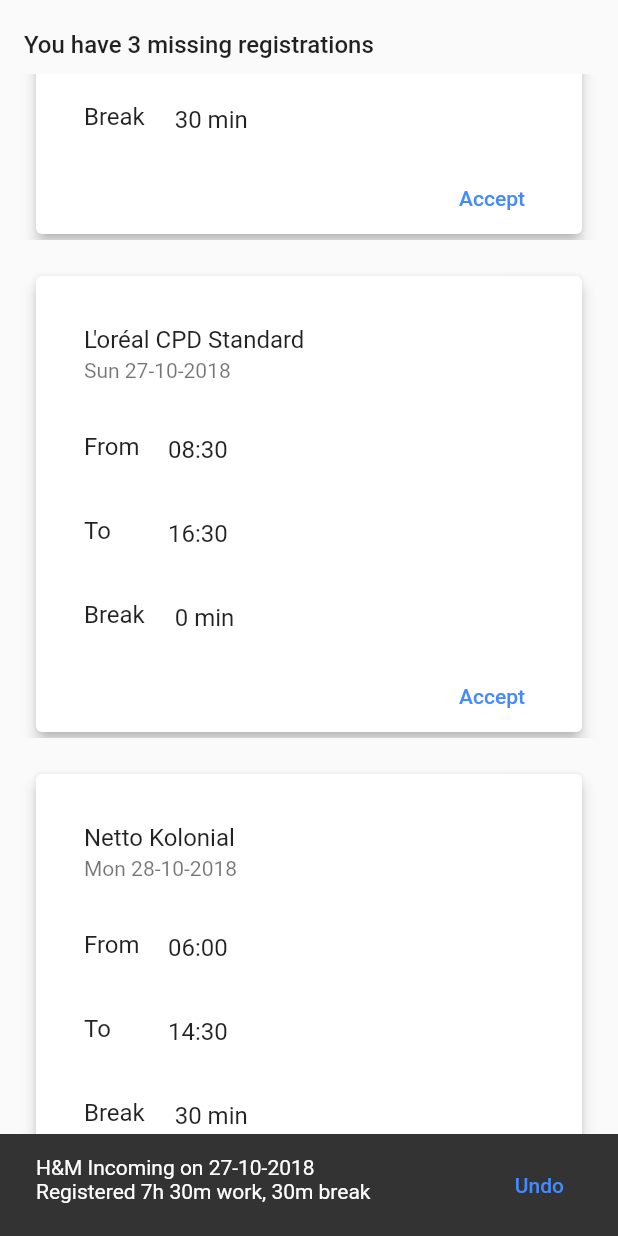
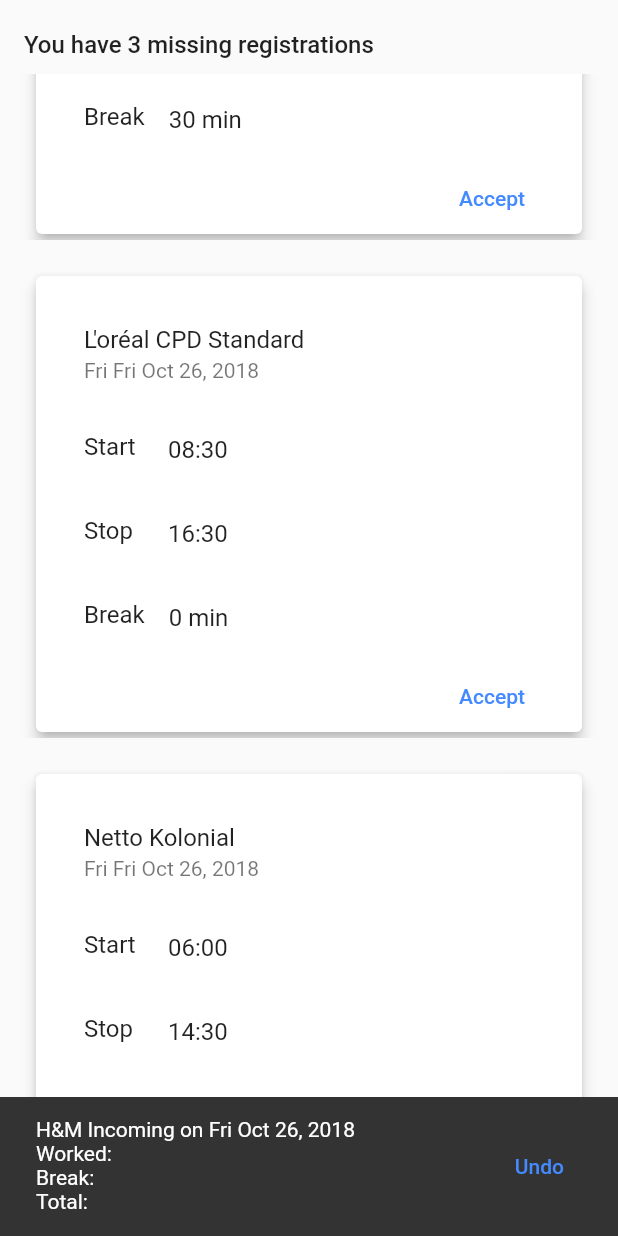
Before and after one commit to effortless-mgmt/ems_app, a Flutter app: the AddScreen screen opened directly, scrolled down 553 dp, after a tap on "Break", after a tap on "Accept", on a phone screen of 412 x 824 dp. Run offline on Flutter 3.47's test engine with Material 2 defaults, Android fonts, the phone set to English and light mode, and no system bars; our stand-ins replace tuple; missing offline and left inert: duration, flutter_duration_picker; accounts and stored records are empty.

Commit message:
WorkPeriod logic done properly. Added duration format library to help with user messages.

```diff
--- /dev/null
+++ b/lib/src/models/workperiod.dart
@@ -0,0 +1,19 @@
+import 'package:duration/duration.dart';
+
+class WorkPeriod {
+  DateTime _start, _stop;
+  Duration _pause;
+  WorkPeriod(this._start, this._stop, this._pause);
+
+  DateTime get start => _start;
+  DateTime get stop => _stop;
+  Duration get pause => _pause;
+  Duration get duration => _stop.subtract(_pause).difference(_start);
+  String get durationFormatted =>
+      printDuration(this.duration, abbreviated: true);
+  String get pauseFormatted => printDuration(this.pause, abbreviated: true);
+  String get totalFormatted =>
+      printDuration(this.duration + this.pause, abbreviated: true);
+  String get registeredMessage =>
+      "Worked: ${this.durationFormatted} \nBreak: ${this.pauseFormatted} \nTotal: ${this.totalFormatted}";
+}
--- a/lib/src/screens/add_screen.dart
+++ b/lib/src/screens/add_screen.dart
@@ -1,3 +1,6 @@
+import 'package:duration/duration.dart';
+import 'package:ems_app/src/models/workperiod.dart';
+import 'package:ems_app/src/widgets/calendar/calendar_utils.dart';
 import 'package:ems_app/src/widgets/timereg_widget.dart';
 import 'package:flutter/material.dart';
 
@@ -17,36 +20,32 @@ class AddScreenState extends State<AddScreen> with TickerProviderStateMixin {
         duration: new Duration(milliseconds: 250), vsync: this);
     _unregHours = <TimeReg>[];
     TimeReg tr1 = new TimeReg(
-      date: new DateTime(2018, 10, 26),
       location: "Netto Spot",
-      start: new TimeOfDay(hour: 09, minute: 00),
-      stop: new TimeOfDay(hour: 17, minute: 00),
-      pause: 30,
+      start: new DateTime(2018, 10, 26, 09, 00),
+      stop: new DateTime(2018, 10, 26, 17, 00),
+      pause: new Duration(minutes: 30),
       animationController: _animationController,
     );
 
     TimeReg tr2 = new TimeReg(
-        date: new DateTime(2018, 10, 27),
         location: "H&M Incoming",
-        start: new TimeOfDay(hour: 08, minute: 30),
-        stop: new TimeOfDay(hour: 16, minute: 30),
-        pause: 30,
+        start: new DateTime(2018, 10, 26, 08, 30),
+        stop: new DateTime(2018, 10, 26, 16, 30),
+        pause: new Duration(minutes: 30),
         animationController: _animationController);
 
     TimeReg tr3 = new TimeReg(
-        date: new DateTime(2018, 10, 28),
         location: "L'oréal CPD Standard",
-        start: new TimeOfDay(hour: 06, minute: 00),
-        stop: new TimeOfDay(hour: 14, minute: 30),
-        pause: 30,
+        start: new DateTime(2018, 10, 26, 06, 00),
+        stop: new DateTime(2018, 10, 26, 14, 30),
+        pause: new Duration(minutes: 30),
         animationController: _animationController);
 
     TimeReg tr4 = new TimeReg(
-        date: new DateTime(2018, 10, 29),
         location: "Netto Kolonial",
-        start: new TimeOfDay(hour: 07, minute: 30),
-        stop: new TimeOfDay(hour: 15, minute: 30),
-        pause: 30,
+        start: new DateTime(2018, 10, 26, 07, 30),
+        stop: new DateTime(2018, 10, 26, 15, 30),
+        pause: new Duration(minutes: 30),
         animationController: _animationController);
 
     _unregHours.insert(_unregHours.length, tr1);
@@ -70,26 +69,21 @@ class AddScreenState extends State<AddScreen> with TickerProviderStateMixin {
 
   void _regTime(BuildContext context, int index) {
     TimeReg tr = _unregHours.removeAt(index);
-    DateTime start = new DateTime(tr.date.year, tr.date.month, tr.date.day,
-        tr.start.hour, tr.start.minute);
-    DateTime stop = new DateTime(
-        tr.date.year, tr.date.month, tr.date.day, tr.stop.hour, tr.stop.minute);
-    if (stop.hour < start.hour) {
-      debugPrint("Stops next day");
-      debugPrint("Stop before adding day: ${stop.toString()}");
+    // if (tr.stop.hour < tr.start.hour) {
+    //   debugPrint("Stops next day");
+    //   debugPrint("Stop before adding day: ${stop.toString()}");
 
-      stop = stop.add(new Duration(days: 1));
-      debugPrint("Start DateTime: ${start.toString()}");
-      debugPrint("Stop DateTime: ${stop.toString()}");
-    }
-    stop = stop.subtract(new Duration(minutes: tr.pause));
-    WorkHours wh = new WorkHours(stop.difference(start).inMinutes, tr.date);
-    debugPrint("Registered: ${wh.getHours()}h ${wh.getMinutes()}m");
-    _showUndoSnackBar(context, wh, tr, index);
+    //   stop = stop.add(new Duration(days: 1));
+    //   debugPrint("Start DateTime: ${start.toString()}");
+    //   debugPrint("Stop DateTime: ${stop.toString()}");
+    // }
+    // stop = stop.subtract(new Duration(minutes: tr.pause));
+    WorkPeriod workPeriod = new WorkPeriod(tr.start, tr.stop, tr.pause);
+    _showUndoSnackBar(context, workPeriod, tr, index);
   }
 
   void _showUndoSnackBar(
-      BuildContext context, WorkHours wh, TimeReg tr, int index) {
+      BuildContext context, WorkPeriod workPeriod, TimeReg tr, int index) {
     final snackBar = new SnackBar(
       action: new SnackBarAction(
           label: "Undo",
@@ -101,13 +95,13 @@ class AddScreenState extends State<AddScreen> with TickerProviderStateMixin {
           }),
       duration: new Duration(seconds: 5),
       content: Container(
-        height: 40.0,
+        height: 65.0,
         child: Column(
           crossAxisAlignment: CrossAxisAlignment.start,
           children: <Widget>[
-            new Text("${tr.location} on ${wh.getDateFormatted()}"),
             new Text(
-                "Registered ${wh.getHours()}h ${wh.getMinutes()}m work, ${tr.pause}m break"),
+                "${tr.location} on ${Utils.fullDayFormat(workPeriod.start)}"),
+            new Text(workPeriod.registeredMessage),
           ],
         ),
       ),
@@ -117,7 +111,6 @@ class AddScreenState extends State<AddScreen> with TickerProviderStateMixin {
 
   Widget _buildItem(BuildContext context, int index) {
     return TimeReg(
-        date: _unregHours[index].date,
         location: _unregHours[index].location,
         start: _unregHours[index].start,
         stop: _unregHours[index].stop,
--- a/lib/src/widgets/calendar/calendar_utils.dart
+++ b/lib/src/widgets/calendar/calendar_utils.dart
@@ -1,5 +1,6 @@
 library utils;
 
+import 'package:flutter/material.dart';
 import 'package:intl/intl.dart';
 
 class Utils {
@@ -150,6 +151,14 @@ class Utils {
     return new DateTime(year, month);
   }
 
+  static DateTime changeTime(DateTime d, TimeOfDay t) {
+    return new DateTime(d.year, d.month, d.day, t.hour, t.minute);
+  }
+
+  static TimeOfDay asTimeOfDay(DateTime d) {
+    return new TimeOfDay(hour: d.hour, minute: d.minute);
+  }
+
   static DateTime previousWeek(DateTime w) {
     return w.subtract(new Duration(days: 7));
   }
--- a/lib/src/widgets/timereg_widget.dart
+++ b/lib/src/widgets/timereg_widget.dart
@@ -1,33 +1,31 @@
+import 'package:ems_app/src/models/workperiod.dart';
+import 'package:ems_app/src/widgets/calendar/calendar_utils.dart';
 import 'package:flutter/material.dart';
 import 'package:flutter_duration_picker/flutter_duration_picker.dart';
+import 'package:duration/duration.dart';
 import 'dart:async';
 
 // TODO
-// 1. HEADLINE
-// 2. SNACKBAR ON ACCEPT (UNDO FUNCTION)
-// 3. REMOVE ITEM WITH ANIMATION ON ACCEPT
-// 4. CUPERTINO TIME PICKERS
+// 1. IMPLEMENT BLOC
+// 2. REMOVE ITEM WITH ANIMATION ON ACCEPT
+// 3. CUPERTINO TIME PICKERS
 
 class TimeReg extends StatefulWidget {
-  final DateTime date;
+  final DateTime start, stop;
   final String location;
-  final TimeOfDay start;
-  final TimeOfDay stop;
-  final int pause;
+  final Duration pause;
   final AnimationController animationController;
   final VoidCallback onAccepted;
 
   TimeReg(
       {Key key,
-      @required this.date,
       @required this.location,
       @required this.start,
       @required this.stop,
       @required this.pause,
       @required this.animationController,
       this.onAccepted})
-      : assert(date != null),
-        assert(location != null),
+      : assert(location != null),
         assert(start != null),
         assert(stop != null),
         assert(pause != null),
@@ -39,10 +37,10 @@ class TimeReg extends StatefulWidget {
 
 class _TimeRegState extends State<TimeReg> {
   DateTime _date;
-  TimeOfDay _start;
-  TimeOfDay _stop;
-  int _pause;
-  WorkHours _wh;
+  DateTime _start, _stop;
+  TimeOfDay _startTime, _stopTime;
+  Duration _pause;
+  WorkPeriod _wh;
 
   final List<String> _weekDays = <String>[
     "Mon",
@@ -57,34 +55,33 @@ class _TimeRegState extends State<TimeReg> {
   @override
   void initState() {
     super.initState();
-    _date = widget.date;
     _start = widget.start;
     _stop = widget.stop;
     _pause = widget.pause;
+    _startTime = Utils.asTimeOfDay(_start);
+    _stopTime = Utils.asTimeOfDay(_stop);
   }
 
   Future<Null> _selectStart(BuildContext context) async {
     final TimeOfDay picked = await showTimePicker(
-      context: context,
-      initialTime: _start,
-    );
+        context: context, initialTime: Utils.asTimeOfDay(_start));
     debugPrint("Start selected: ${picked.toString()}");
-    if (picked != _start && picked != null) {
+    if (picked != _startTime && picked != null) {
       setState(() {
-        _start = picked;
+        _startTime = picked;
+        _start = Utils.changeTime(_start, _startTime);
       });
     }
   }
 
   Future<Null> _selectStop(BuildContext context) async {
-    final TimeOfDay picked = await showTimePicker(
-      context: context,
-      initialTime: _stop,
-    );
+    final TimeOfDay picked =
+        await showTimePicker(context: context, initialTime: _stopTime);
     print("Stop selected: ${picked.toString()}");
-    if (picked != _stop && picked != null) {
+    if (picked != _stopTime && picked != null) {
       setState(() {
-        _stop = picked;
+        _stopTime = picked;
+        _stop = Utils.changeTime(_start, _stopTime);
       });
     }
   }
@@ -92,32 +89,27 @@ class _TimeRegState extends State<TimeReg> {
   Future<Null> _selectPause(BuildContext context) async {
     final Duration picked = await showDurationPicker(
       context: context,
-      initialTime: new Duration(minutes: _pause),
+      initialTime: _pause,
     );
     print("Pause selected: ${picked.toString()}");
-    if (picked.inMinutes != _pause && picked != null) {
+    if (picked != _pause && picked != null) {
       setState(() {
-        _pause = picked.inMinutes;
+        _pause = picked;
       });
     }
   }
 
   void _regTime() {
-    DateTime start = new DateTime(
-        _date.year, _date.month, _date.day, _start.hour, _start.minute);
-    DateTime stop = new DateTime(
-        _date.year, _date.month, _date.day, _stop.hour, _stop.minute);
-    if (stop.hour < start.hour) {
+    if (_stop.hour < _start.hour) {
       debugPrint("Stops next day");
-      debugPrint("Stop before adding day: ${stop.toString()}");
+      debugPrint("Stop before adding day: ${_stop.toString()}");
 
-      stop = stop.add(new Duration(days: 1));
-      debugPrint("Start DateTime: ${start.toString()}");
-      debugPrint("Stop DateTime: ${stop.toString()}");
+      _stop = _stop.add(new Duration(days: 1));
+      debugPrint("Start DateTime: ${_start.toString()}");
+      debugPrint("Stop DateTime: ${_stop.toString()}");
     }
-    stop = stop.subtract(new Duration(minutes: _pause));
-    _wh = new WorkHours(stop.difference(start).inMinutes, widget.date);
-    debugPrint("Registered: ${_wh.getHours()}h ${_wh.getMinutes()}m");
+    _wh = new WorkPeriod(_start, _stop, _pause);
+    printDuration(_wh.duration, abbreviated: true);
   }
 
   String getDateFormatted() {
@@ -141,23 +133,24 @@ class _TimeRegState extends State<TimeReg> {
                 children: <Widget>[
                   new ListTile(
                       title: new Text(widget.location),
-                      subtitle: new Text(_weekDays[widget.date.weekday - 1] +
+                      subtitle: new Text(_weekDays[widget.start.weekday - 1] +
                           " " +
-                          getDateFormatted())),
+                          Utils.fullDayFormat(_start))),
                   new ListTile(
                       leading:
-                          const Text("From", style: TextStyle(fontSize: 16.0)),
-                      title: new Text(_start.format(context)),
+                          const Text("Start", style: TextStyle(fontSize: 16.0)),
+                      title:
+                          new Text(Utils.asTimeOfDay(_start).format(context)),
                       onTap: () => _selectStart(context)),
                   new ListTile(
                       leading:
-                          const Text("To", style: TextStyle(fontSize: 16.0)),
-                      title: new Text(_stop.format(context)),
+                          const Text("Stop", style: TextStyle(fontSize: 16.0)),
+                      title: new Text(Utils.asTimeOfDay(_stop).format(context)),
                       onTap: () => _selectStop(context)),
                   new ListTile(
                       leading:
                           const Text("Break", style: TextStyle(fontSize: 16.0)),
-                      title: new Text(" " + _pause.toString() + " min"),
+                      title: new Text("${_pause.inMinutes} min"),
                       onTap: () => _selectPause(context)),
                   new Row(
                     mainAxisAlignment: MainAxisAlignment.end,
@@ -178,37 +171,3 @@ class _TimeRegState extends State<TimeReg> {
     );
   }
 }
-
-class WorkHours {
-  int _durationMinutes;
-  int _minutes = 0;
-  double _hours = 0.0;
-  DateTime _date;
-
-  WorkHours(int durationMinutes, DateTime date) {
-    this._durationMinutes = durationMinutes;
-    this._date = date;
-    convertHours();
-  }
-
-  void convertHours() {
-    _minutes = _durationMinutes % 60;
-    _hours = (_durationMinutes - _minutes) / 60;
-  }
-
-  int getHours() {
-    return _hours.toInt();
-  }
-
-  int getMinutes() {
-    return _minutes;
-  }
-
-  int getDurationMinutes() {
-    return _durationMinutes;
-  }
-
-  String getDateFormatted() {
-    return "${_date.day}-${_date.month}-${_date.year}";
-  }
-}
--- a/pubspec.yaml
+++ b/pubspec.yaml
@@ -18,6 +18,7 @@ dependencies:
   flutter_duration_picker: "^1.0.0"
   intl: ^0.15.7
   tuple: ^1.0.2
+  duration: ^2.0.0
 
 
   # The following adds the Cupertino Icons font to your application.
```
